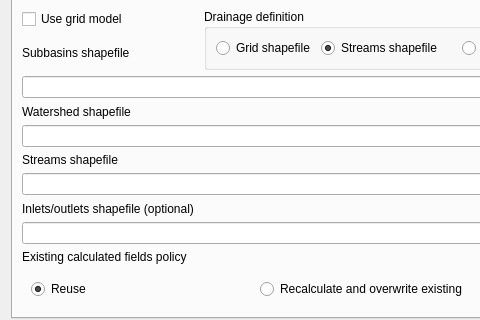
Above: QSWATPlus/ui_delineation.ui from swat-model/QSWATPlus before the change; both pictures show x 0 to 480 and y 106 to 426 of the 599 by 627 pixel window. Below: the same form after it.
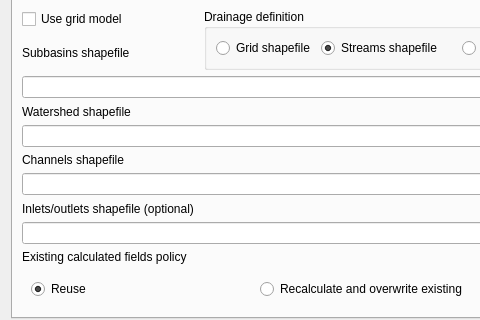
That is the form after the change. The open tabs and pages were chosen to show the change. Icons and pictures are not drawn.

The edit to the form file:
```diff
--- a/QSWATPlus/ui_delineation.ui
+++ b/QSWATPlus/ui_delineation.ui
@@ -6,7 +6,7 @@
    <rect>
     <x>0</x>
     <y>0</y>
-    <width>549</width>
+    <width>553</width>
     <height>600</height>
    </rect>
   </property>
@@ -726,7 +726,7 @@
        <item row="5" column="0">
         <widget class="QLabel" name="selectStreamsLabel">
          <property name="text">
-          <string>Streams shapefile</string>
+          <string>Channels shapefile</string>
          </property>
         </widget>
        </item>
```
